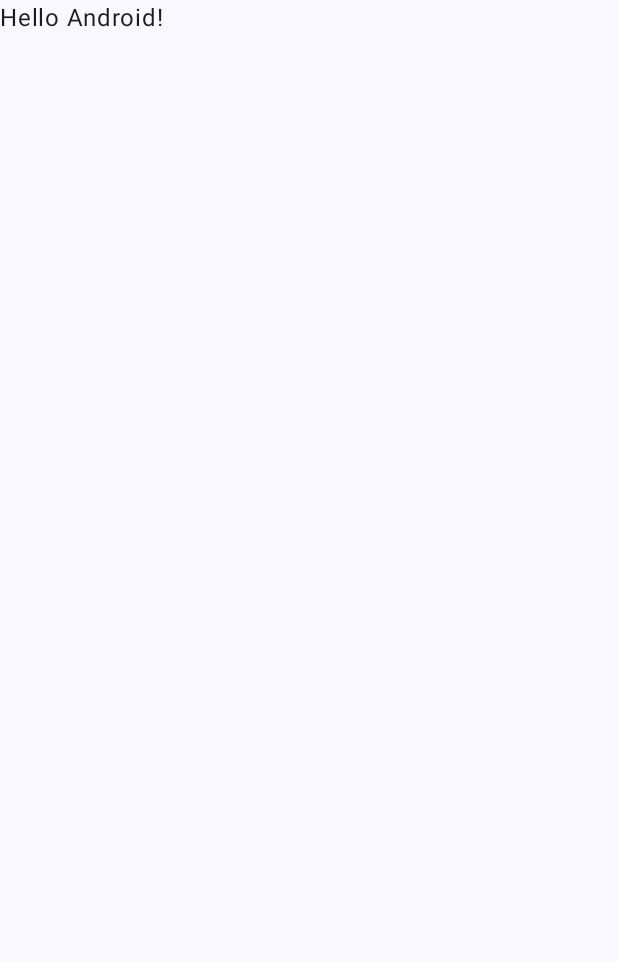
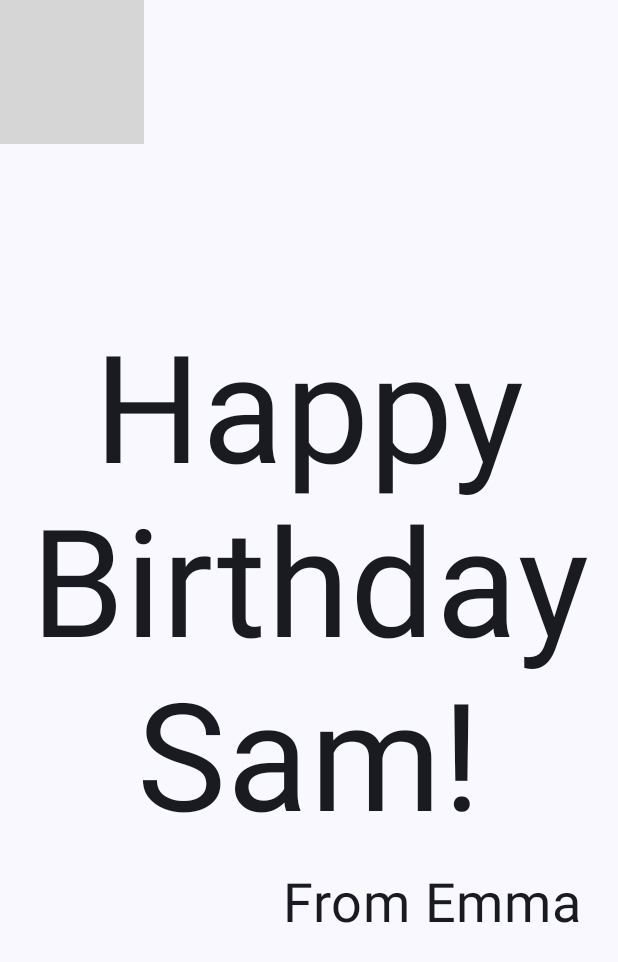
Before and after one commit to BTWFH/SmallAndroidApps, an Android app built with Jetpack Compose: the screen it shows after launch (MainActivity), on a phone screen of 412 x 824 dp. Before the commit the part shown is almost empty. Shown: the top 962 px of the screen. Run offline under Robolectric (Android 15) with nearby library versions, the light colour scheme and no system bars; grey boxes are pictures that could not be loaded.

Commit message:
Added photos, created and finished layout.

```diff
--- /dev/null
+++ b/BusinessCard/app/src/main/res/drawable/email_icon.xml
@@ -0,0 +1,5 @@
+<vector xmlns:android="http://schemas.android.com/apk/res/android" android:height="24dp" android:tint="#000000" android:viewportHeight="960" android:viewportWidth="960" android:width="24dp">
+
+    <path android:fillColor="@android:color/white" android:pathData="M160,800Q127,800 103.5,776.5Q80,753 80,720L80,240Q80,207 103.5,183.5Q127,160 160,160L800,160Q833,160 856.5,183.5Q880,207 880,240L880,720Q880,753 856.5,776.5Q833,800 800,800L160,800ZM800,320L501,507Q496,510 490.5,511.5Q485,513 480,513Q475,513 469.5,511.5Q464,510 459,507L160,320L160,720Q160,720 160,720Q160,720 160,720L800,720Q800,720 800,720Q800,720 800,720L800,320ZM480,440L800,240L160,240L480,440ZM160,320L160,330Q160,325 160,317.5Q160,310 160,301Q160,281 160,271Q160,261 160,272L160,240L160,240L160,272Q160,261 160,271.5Q160,282 160,301Q160,311 160,318.5Q160,326 160,330L160,320L160,720Q160,720 160,720Q160,720 160,720L160,720Q160,720 160,720Q160,720 160,720L160,320Z"/>
+
+</vector>
--- /dev/null
+++ b/BusinessCard/app/src/main/res/drawable/share_icon.xml
@@ -0,0 +1,5 @@
+<vector xmlns:android="http://schemas.android.com/apk/res/android" android:height="24dp" android:tint="#000000" android:viewportHeight="960" android:viewportWidth="960" android:width="24dp">
+
+    <path android:fillColor="@android:color/white" android:pathData="M680,880Q630,880 595,845Q560,810 560,760Q560,754 563,732L282,568Q266,583 245,591.5Q224,600 200,600Q150,600 115,565Q80,530 80,480Q80,430 115,395Q150,360 200,360Q224,360 245,368.5Q266,377 282,392L563,228Q561,221 560.5,214.5Q560,208 560,200Q560,150 595,115Q630,80 680,80Q730,80 765,115Q800,150 800,200Q800,250 765,285Q730,320 680,320Q656,320 635,311.5Q614,303 598,288L317,452Q319,459 319.5,465.5Q320,472 320,480Q320,488 319.5,494.5Q319,501 317,508L598,672Q614,657 635,648.5Q656,640 680,640Q730,640 765,675Q800,710 800,760Q800,810 765,845Q730,880 680,880ZM680,800Q697,800 708.5,788.5Q720,777 720,760Q720,743 708.5,731.5Q697,720 680,720Q663,720 651.5,731.5Q640,743 640,760Q640,777 651.5,788.5Q663,800 680,800ZM200,520Q217,520 228.5,508.5Q240,497 240,480Q240,463 228.5,451.5Q217,440 200,440Q183,440 171.5,451.5Q160,463 160,480Q160,497 171.5,508.5Q183,520 200,520ZM680,240Q697,240 708.5,228.5Q720,217 720,200Q720,183 708.5,171.5Q697,160 680,160Q663,160 651.5,171.5Q640,183 640,200Q640,217 651.5,228.5Q663,240 680,240ZM680,760Q680,760 680,760Q680,760 680,760Q680,760 680,760Q680,760 680,760Q680,760 680,760Q680,760 680,760Q680,760 680,760Q680,760 680,760ZM200,480Q200,480 200,480Q200,480 200,480Q200,480 200,480Q200,480 200,480Q200,480 200,480Q200,480 200,480Q200,480 200,480Q200,480 200,480ZM680,200Q680,200 680,200Q680,200 680,200Q680,200 680,200Q680,200 680,200Q680,200 680,200Q680,200 680,200Q680,200 680,200Q680,200 680,200Z"/>
+
+</vector>
--- a/HappyBirthday/app/src/main/java/com/example/happybirthday/MainActivity.kt
+++ b/HappyBirthday/app/src/main/java/com/example/happybirthday/MainActivity.kt
@@ -3,48 +3,99 @@ package com.example.happybirthday
 import android.os.Bundle
 import androidx.activity.ComponentActivity
 import androidx.activity.compose.setContent
-import androidx.activity.enableEdgeToEdge
+import androidx.compose.foundation.Image
+import androidx.compose.foundation.layout.Arrangement
+import androidx.compose.foundation.layout.Box
+import androidx.compose.foundation.layout.Column
 import androidx.compose.foundation.layout.fillMaxSize
 import androidx.compose.foundation.layout.padding
-import androidx.compose.material3.Scaffold
+import androidx.compose.material3.MaterialTheme
+import androidx.compose.material3.Surface
 import androidx.compose.material3.Text
 import androidx.compose.runtime.Composable
+import androidx.compose.ui.Alignment
 import androidx.compose.ui.Modifier
+import androidx.compose.ui.layout.ContentScale
+import androidx.compose.ui.res.painterResource
+import androidx.compose.ui.res.stringResource
+import androidx.compose.ui.text.style.TextAlign
 import androidx.compose.ui.tooling.preview.Preview
+import androidx.compose.ui.unit.dp
+import androidx.compose.ui.unit.sp
 import com.example.happybirthday.ui.theme.HappyBirthdayTheme
 
 class MainActivity : ComponentActivity() {
     override fun onCreate(savedInstanceState: Bundle?) {
         super.onCreate(savedInstanceState)
-        enableEdgeToEdge()
         setContent {
             HappyBirthdayTheme {
-                Scaffold(modifier = Modifier.fillMaxSize()) { innerPadding ->
-                    Greeting(
-                        name = "Android",
-                        modifier = Modifier.padding(innerPadding)
+                // A surface container using the 'background' color from the theme
+                Surface(
+                    modifier = Modifier.fillMaxSize(),
+                    color = MaterialTheme.colorScheme.background
+                ) {
+                    GreetingImage(
+                        stringResource(R.string.happy_birthday_text),
+                        stringResource(R.string.signature_text)
                     )
                 }
             }
         }
     }
 }
+@Composable
+fun GreetingText(message: String, from: String, modifier: Modifier = Modifier) {
+    // Create a column so that texts don't overlap
+    Column(
+        verticalArrangement = Arrangement.Center,
+        modifier = modifier
+    ) {
+        Text(
+            text = message,
+            fontSize = 100.sp,
+            lineHeight = 116.sp,
+            textAlign = TextAlign.Center,
+            modifier = Modifier.padding(top = 16.dp)
+        )
+        Text(
+            text = from,
+            fontSize = 36.sp,
+            modifier = Modifier
+                .padding(top = 16.dp)
+                .padding(end = 16.dp)
+                .align(alignment = Alignment.End)
+
+        )
+    }
+}
 
 @Composable
-fun Greeting(name: String, modifier: Modifier = Modifier) {
-    Text(
-        text = "Hello $name!",
-        modifier = modifier
-    )
+fun GreetingImage(message: String, from: String, modifier: Modifier = Modifier) {
+    // Create a box to overlap image and texts
+    Box(modifier) {
+        Image(
+            painter = painterResource(id = R.drawable.androidparty),
+            contentDescription = null,
+            contentScale = ContentScale.Crop,
+            alpha = 0.5F
+        )
+        GreetingText(
+            message = message,
+            from = from,
+            modifier = Modifier
+                .fillMaxSize()
+                .padding(8.dp)
+        )
+    }
 }
 
-@Preview(
-    showBackground = true,
-    showSystemUi = true
-)
+@Preview(showBackground = false)
 @Composable
-fun BirthdayCardPreview() {
+private fun BirthdayCardPreview() {
     HappyBirthdayTheme {
-        Greeting("Xander")
+        GreetingImage(
+            stringResource(R.string.happy_birthday_text),
+            stringResource(R.string.signature_text)
+        )
     }
 }
--- a/HappyBirthday/app/src/main/res/values/strings.xml
+++ b/HappyBirthday/app/src/main/res/values/strings.xml
@@ -1,3 +1,5 @@
 <resources>
     <string name="app_name">Happy Birthday</string>
+    <string name="happy_birthday_text">Happy Birthday Sam!</string>
+    <string name="signature_text">From Emma</string>
 </resources>
```
Also changed, not shown: BusinessCard/app/src/main/res/drawable/portrait.png (added), JetpackArticle/app/src/main/res/drawable-nodpi/bg_compose_background.png (added), 1 other file.
